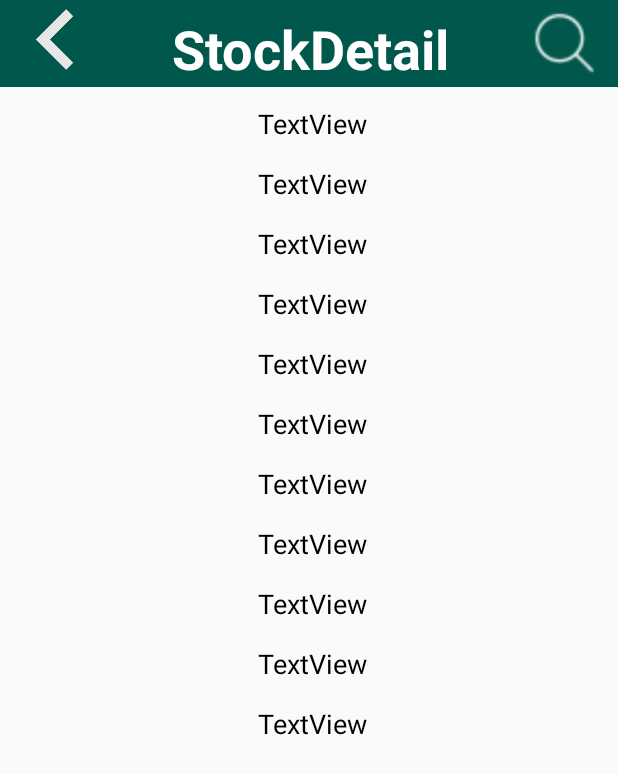
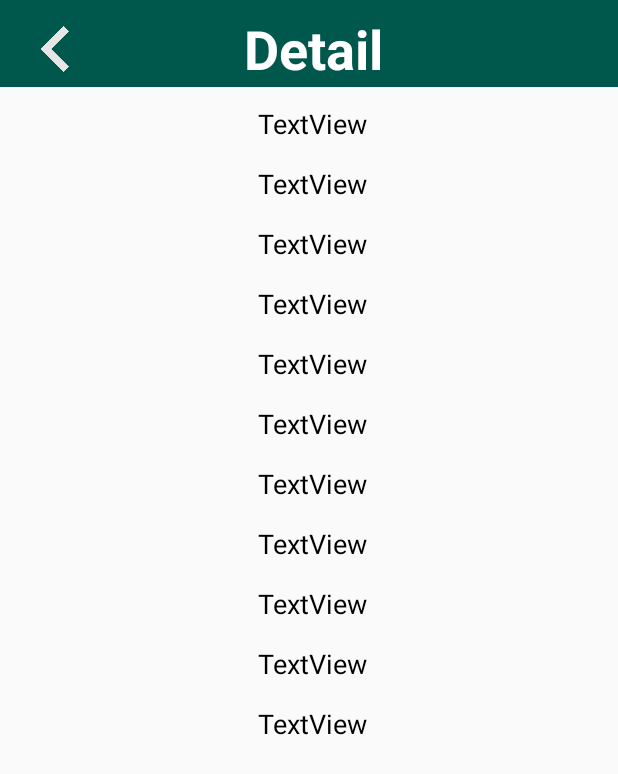
Before and after one commit to jayesslin/mystocks, an Android app: the stock_detail screen opened directly, with no data from a screen before it, on a phone screen of 412 x 824 dp. Shown: the top 774 px of the screen. Run offline under Robolectric (Android 15) with nearby library versions, the phone set to English and light mode, and no system bars.

Commit message:
第二次展示  最终

```diff
--- a/app/src/main/res/layout/activity_stockdetail.xml
+++ b/app/src/main/res/layout/activity_stockdetail.xml
@@ -19,7 +19,7 @@
         <ImageView
             android:id="@+id/backButton"
             android:layout_width="55dp"
-            android:layout_height="55dp"
+            android:layout_height="40dp"
             android:layout_alignParentStart="true"
             android:layout_alignParentLeft="true"
             android:layout_alignParentBottom="true"
@@ -39,25 +39,25 @@
             android:layout_marginEnd="8dp"
             android:layout_marginRight="8dp"
             android:layout_marginBottom="7dp"
-            app:srcCompat="@drawable/sousuo77" />
+            />
 
         <TextView
             android:id="@+id/stockdetailtitle"
             android:layout_width="wrap_content"
             android:layout_height="wrap_content"
             android:layout_alignParentBottom="true"
-            android:layout_marginStart="65dp"
-            android:layout_marginLeft="80dp"
-            android:layout_marginEnd="49dp"
+            android:layout_marginStart="35dp"
+            android:layout_marginLeft="40dp"
+            android:layout_marginEnd="93dp"
 
-            android:layout_marginRight="49dp"
+            android:layout_marginRight="80dp"
             android:layout_marginBottom="1dp"
             android:layout_toStartOf="@+id/search_bt"
             android:layout_toLeftOf="@+id/search_bt"
             android:layout_toEndOf="@+id/menu"
             android:layout_toRightOf="@+id/menu"
             android:gravity="center"
-            android:text="StockDetail"
+            android:text="Detail"
             android:textColor="@android:color/background_light"
             android:textSize="36sp"
             android:textStyle="bold" />
@@ -248,8 +248,6 @@
         </LinearLayout>
 
 
-
-
     </LinearLayout>
 
 
--- a/app/src/main/res/values/colors.xml
+++ b/app/src/main/res/values/colors.xml
@@ -3,4 +3,5 @@
     <color name="colorPrimary">#0beed5</color>
     <color name="colorPrimaryDark">#00574b</color>
     <color name="colorAccent">#D81B60</color>
+    <color name="white">#FFF</color>
 </resources>
```
Also changed, not shown: app/src/main/java/com/team3/ms/mystocks/view/Allstocks.java (+10 -1 lines), app/src/main/res/layout/title1.xml (+13 -1 lines).
